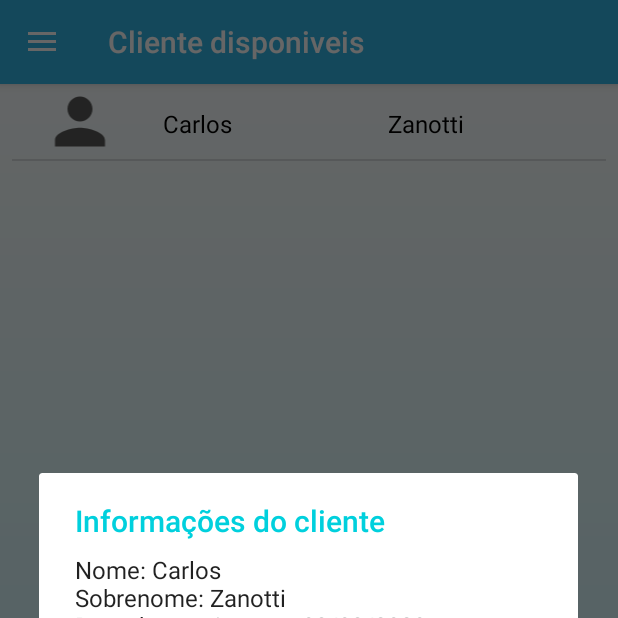
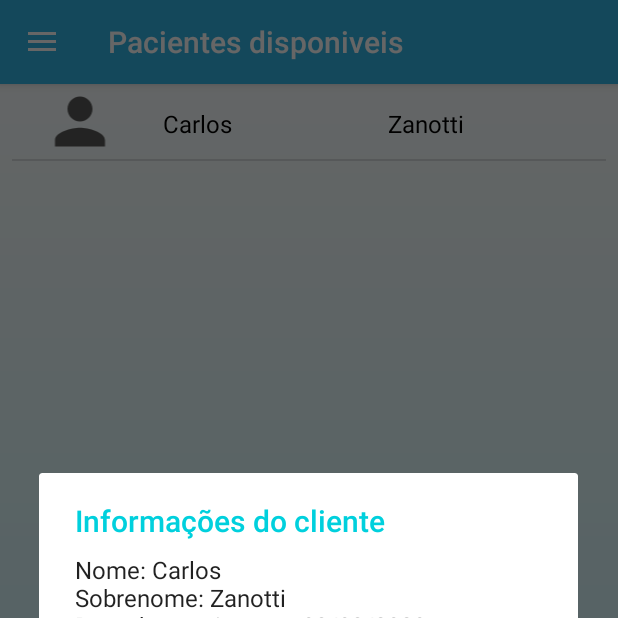
Before and after one commit to Zanoottii/TCC_Senai, an Android app: the fragment PacientesDispFragment placed in its activity, after a tap on "Carlos", on a phone screen of 412 x 824 dp, the top half of it. Run offline under Robolectric (Android 15) with nearby library versions, the phone set to English and light mode, and no system bars.

Commit message:
Limpeza Clientes

```diff
--- a/app/src/main/AndroidManifest.xml
+++ b/app/src/main/AndroidManifest.xml
@@ -41,7 +41,7 @@
             android:theme="@style/AppTheme.NoActionBar"></activity>
         <activity
             android:name=".EnfermeiroLogadoActivity"
-            android:label="Cliente disponiveis"
+            android:label="Pacientes disponiveis"
             android:screenOrientation="portrait"
             android:theme="@style/AppTheme.NoActionBar"></activity>
         <activity
--- a/app/src/main/java/br/senai/tcc/nursecarework/EnfermeiroLogadoActivity.java
+++ b/app/src/main/java/br/senai/tcc/nursecarework/EnfermeiroLogadoActivity.java
@@ -29,7 +29,7 @@ public class EnfermeiroLogadoActivity extends AppCompatActivity implements Navig
     private String barra;
     private Toolbar toolbar;
     private ListView lvListaOpcoes;
-    private ArrayList<InfoClientes> listaOpcoes;
+    private ArrayList<InfoPacientes> listaOpcoes;
 
     @Override
     protected void onCreate(Bundle savedInstanceState) {
@@ -48,31 +48,31 @@ public class EnfermeiroLogadoActivity extends AppCompatActivity implements Navig
         lvListaOpcoes = findViewById(R.id.listaClientesDisp);
         listaOpcoes = getListaOpcoes();
 
-        ListaClientesAdapter adapter = new ListaClientesAdapter(EnfermeiroLogadoActivity.this, listaOpcoes);
+        ListaPacientesAdapter adapter = new ListaPacientesAdapter(EnfermeiroLogadoActivity.this, listaOpcoes);
         lvListaOpcoes.setAdapter(adapter);
 
         lvListaOpcoes.setOnItemClickListener(new AdapterView.OnItemClickListener() {
             @Override
             public void onItemClick(AdapterView<?> adapterView, final View view, int i, long l) {
-                final InfoClientes infoClientessObj = listaOpcoes.get(i);
+                final InfoPacientes infoClientessObj = listaOpcoes.get(i);
                 final AlertDialog.Builder alertConfig = new AlertDialog.Builder(view.getContext());
-                alertConfig.setTitle("Informações do cliente")
-                        .setMessage("Nome: " + infoClientessObj.getNomeCliente() +
-                                "\nSobrenome: " + infoClientessObj.getSobrenomeCliente() +
-                                "\nData de nascimento: " + infoClientessObj.getDataNascCliente() +
-                                "\nServiço: " + infoClientessObj.getTipoServicoCliente())
+                alertConfig.setTitle("Informações do Paciente")
+                        .setMessage("Nome: " + infoClientessObj.getNome() +
+                                "\nSobrenome: " + infoClientessObj.getSobrenome() +
+                                "\nData de nascimento: " + infoClientessObj.getDataNasc() +
+                                "\nServiço: " + infoClientessObj.getTipoServico())
                         .setPositiveButton("Aceitar", new DialogInterface.OnClickListener() {
                             @Override
                             public void onClick(DialogInterface dialogInterface, int i) {
                                 dialogInterface.cancel();
-                                Toast.makeText(EnfermeiroLogadoActivity.this, "Cliente aceito", Toast.LENGTH_SHORT).show();
+                                Toast.makeText(EnfermeiroLogadoActivity.this, "Paciente aceito", Toast.LENGTH_SHORT).show();
                             }
                         })
                         .setNegativeButton("Rejeitar", new DialogInterface.OnClickListener() {
                             @Override
                             public void onClick(DialogInterface dialogInterface, int i) {
                                 dialogInterface.cancel();
-                                Toast.makeText(EnfermeiroLogadoActivity.this, "Cliente rejeitado", Toast.LENGTH_SHORT).show();
+                                Toast.makeText(EnfermeiroLogadoActivity.this, "Paciente rejeitado", Toast.LENGTH_SHORT).show();
                             }
                         });
                 final AlertDialog alert = alertConfig.create();
@@ -81,15 +81,15 @@ public class EnfermeiroLogadoActivity extends AppCompatActivity implements Navig
         });
     }
 
-    private ArrayList<InfoClientes> getListaOpcoes() {
-        ArrayList<InfoClientes> infoClientesArray = new ArrayList<>();
-        InfoClientes infoClientesObj = new InfoClientes();
+    private ArrayList<InfoPacientes> getListaOpcoes() {
+        ArrayList<InfoPacientes> infoClientesArray = new ArrayList<>();
+        InfoPacientes infoPacientesObj = new InfoPacientes();
 
-        infoClientesObj.setNomeCliente("Carlos");
-        infoClientesObj.setSobrenomeCliente("Zanotti");
-        infoClientesObj.setDataNascCliente("03/03/2020");
-        infoClientesObj.setTipoServicoCliente("retirada de pontos");
-        infoClientesArray.add(infoClientesObj);
+        infoPacientesObj.setNome("Carlos");
+        infoPacientesObj.setSobrenome("Zanotti");
+        infoPacientesObj.setDataNasc("03/03/2020");
+        infoPacientesObj.setTipoServico("retirada de pontos");
+        infoClientesArray.add(infoPacientesObj);
 
         return infoClientesArray;
     }
@@ -121,16 +121,16 @@ public class EnfermeiroLogadoActivity extends AppCompatActivity implements Navig
             barra = "Meu perfil";
             fragmentTransaction.commit();
         } else if (id == R.id.meusClientes) {
-            MeusClientesFragment frag = new MeusClientesFragment();
+            MeusPacientesFragment frag = new MeusPacientesFragment();
             FragmentTransaction fragmentTransaction = getSupportFragmentManager().beginTransaction();
             fragmentTransaction.replace(R.id.fraClientesDisp, frag);
-            barra = "Meus clientes";
+            barra = "Meus Pacientes";
             fragmentTransaction.commit();
         } else if (id == R.id.clientesDisponiveis) {
-            ClientesDispFragment frag = new ClientesDispFragment();
+            PacientesDispFragment frag = new PacientesDispFragment();
             FragmentTransaction fragmentTransaction = getSupportFragmentManager().beginTransaction();
             fragmentTransaction.replace(R.id.fraClientesDisp, frag);
-            barra = "Clientes disponiveis";
+            barra = "Pacientes disponiveis";
             fragmentTransaction.commit();
         } else if (id == R.id.sairLogin) {
             Intent intent = new Intent(EnfermeiroLogadoActivity.this, MainActivity.class);
--- a/app/src/main/java/br/senai/tcc/nursecarework/InfoClientes.java
+++ /dev/null
@@ -1,37 +0,0 @@
-package br.senai.tcc.nursecarework;
-
-public class InfoClientes {
-    private String nome, sobrenome, tipoServico, dataNasc;
-
-    public String getNomeCliente() {
-        return nome;
-    }
-
-    public String getSobrenomeCliente() {
-        return sobrenome;
-    }
-
-    public String getTipoServicoCliente() {
-        return tipoServico;
-    }
-
-    public String getDataNascCliente() {
-        return dataNasc;
-    }
-
-    public void setNomeCliente(String nome) {
-        this.nome = nome;
-    }
-
-    public void setSobrenomeCliente(String sobrenome) {
-        this.sobrenome = sobrenome;
-    }
-
-    public void setTipoServicoCliente(String tipoServico) {
-        this.tipoServico = tipoServico;
-    }
-
-    public void setDataNascCliente(String dataNasc) {
-        this.dataNasc = dataNasc;
-    }
-}
--- a/app/src/main/java/br/senai/tcc/nursecarework/ListaClientesAdapter.java
+++ /dev/null
@@ -1,37 +0,0 @@
-package br.senai.tcc.nursecarework;
-
-import android.app.Activity;
-import android.view.LayoutInflater;
-import android.view.View;
-import android.view.ViewGroup;
-import android.widget.ArrayAdapter;
-import android.widget.TextView;
-
-import java.util.List;
-
-public class ListaClientesAdapter extends ArrayAdapter<InfoClientes> {
-
-    private Activity context;
-    private List<InfoClientes> listaOpcoes;
-
-    public ListaClientesAdapter(Activity context, List<InfoClientes> listaOpcoes) {
-        super(context, R.layout.adapter_lista_pacientes, listaOpcoes);
-        this.context = context;
-        this.listaOpcoes = listaOpcoes;
-    }
-
-    @Override
-    public View getView(int position, View convertView, ViewGroup parent) {
-        LayoutInflater inflater = context.getLayoutInflater();
-        View listViewItem = inflater.inflate(R.layout.adapter_lista_clientes, null, true);
-
-        TextView nome = listViewItem.findViewById(R.id.nomeClienteList);
-        TextView sobrenome = listViewItem.findViewById(R.id.sobrenomeClienteList);
-
-        InfoClientes opcao = listaOpcoes.get(position);
-        nome.setText(opcao.getNomeCliente());
-        sobrenome.setText(opcao.getSobrenomeCliente());
-
-        return listViewItem;
-    }
-}
--- a/app/src/main/java/br/senai/tcc/nursecarework/MainActivity.java
+++ b/app/src/main/java/br/senai/tcc/nursecarework/MainActivity.java
@@ -45,7 +45,7 @@ public class MainActivity extends AppCompatActivity {
                     editSenha.setError("Preencha a senha");
                     editSenha.requestFocus();
                 } else {
-                    Intent intent = new Intent(MainActivity.this, EmpresaLogadoActivity.class);
+                    Intent intent = new Intent(MainActivity.this, EnfermeiroLogadoActivity.class);
                     startActivity(intent);
                     finish();
                 }
--- a/app/src/main/java/br/senai/tcc/nursecarework/MeusPacientesFragment.java
+++ b/app/src/main/java/br/senai/tcc/nursecarework/MeusPacientesFragment.java
@@ -19,7 +19,7 @@ import java.util.ArrayList;
 public class MeusPacientesFragment extends Fragment {
     private ListView lvListaOpcoes;
     private ArrayList<InfoPacientes> listaOpcoes;
-    private ArrayAdapter<InfoPacientes> listaOpcoesAdapter;
+    private ListaPacientesAdapter adapter;
 
     public MeusPacientesFragment() {
     }
@@ -31,7 +31,7 @@ public class MeusPacientesFragment extends Fragment {
         lvListaOpcoes = view.findViewById(R.id.listaMeusPacientes);
         listaOpcoes = getListaOpcoes();
 
-        ListaPacientesAdapter adapter = new ListaPacientesAdapter(getActivity(), listaOpcoes);
+        adapter = new ListaPacientesAdapter(getActivity(), listaOpcoes);
         lvListaOpcoes.setAdapter(adapter);
 
         lvListaOpcoes.setOnItemClickListener(new AdapterView.OnItemClickListener() {
@@ -44,7 +44,7 @@ public class MeusPacientesFragment extends Fragment {
                         .setPositiveButton("Remover paciente", new DialogInterface.OnClickListener() {
                             @Override
                             public void onClick(DialogInterface dialogInterface, int i) {
-                                listaOpcoesAdapter.notifyDataSetChanged();
+                                adapter.notifyDataSetChanged();
                             }
                         })
                         .setNegativeButton("Ver informações", new DialogInterface.OnClickListener() {
--- a/app/src/main/java/br/senai/tcc/nursecarework/ClientesDispFragment.java
+++ b/app/src/main/java/br/senai/tcc/nursecarework/PacientesDispFragment.java
@@ -4,7 +4,6 @@ import android.app.AlertDialog;
 import android.content.DialogInterface;
 import android.os.Bundle;
 import android.widget.AdapterView;
-import android.widget.ArrayAdapter;
 import android.widget.ListView;
 import android.widget.Toast;
 
@@ -16,35 +15,35 @@ import android.view.ViewGroup;
 
 import java.util.ArrayList;
 
-public class ClientesDispFragment extends Fragment {
+public class PacientesDispFragment extends Fragment {
     private ListView lvListaOpcoes;
-    private ArrayList<InfoClientes> listaOpcoes;
-    private ArrayAdapter<InfoClientes> listaOpcoesAdapter;
+    private ArrayList<InfoPacientes> listaOpcoes;
+    private ListaPacientesAdapter adapter;
 
-    public ClientesDispFragment() {
+    public PacientesDispFragment() {
     }
 
     @Override
     public View onCreateView(LayoutInflater inflater, ViewGroup container, Bundle savedInstanceState) {
-        View view = inflater.inflate(R.layout.fragment_frag_clientes_disp, container, false);
+        View view = inflater.inflate(R.layout.fragment_frag_pacientes_disp, container, false);
 
         lvListaOpcoes = view.findViewById(R.id.listaClientesDisp);
         listaOpcoes = getListaOpcoes();
 
-        ListaClientesAdapter adapter = new ListaClientesAdapter(getActivity(), listaOpcoes);
+        adapter = new ListaPacientesAdapter(getActivity(), listaOpcoes);
         lvListaOpcoes.setAdapter(adapter);
 
         lvListaOpcoes.setOnItemClickListener(new AdapterView.OnItemClickListener() {
             @Override
             public void onItemClick(AdapterView<?> adapterView, final View view, int i, long l) {
-                final InfoClientes infoClientessObj = listaOpcoes.get(i);
+                final InfoPacientes infoPacientesObj = listaOpcoes.get(i);
                 final AlertDialog.Builder alertConfig = new AlertDialog.Builder(view.getContext());
 
                 alertConfig.setTitle("Informações do cliente")
-                        .setMessage("Nome: " + infoClientessObj.getNomeCliente() +
-                                "\nSobrenome: " + infoClientessObj.getSobrenomeCliente() +
-                                "\nData de nascimento: " + infoClientessObj.getDataNascCliente() +
-                                "\nServiço: " + infoClientessObj.getTipoServicoCliente())
+                        .setMessage("Nome: " + infoPacientesObj.getNome() +
+                                "\nSobrenome: " + infoPacientesObj.getSobrenome() +
+                                "\nData de nascimento: " + infoPacientesObj.getDataNasc() +
+                                "\nServiço: " + infoPacientesObj.getTipoServico())
                         .setPositiveButton("Aceitar", new DialogInterface.OnClickListener() {
                             @Override
                             public void onClick(DialogInterface dialogInterface, int i) {
@@ -66,15 +65,15 @@ public class ClientesDispFragment extends Fragment {
         return view;
     }
 
-    private ArrayList<InfoClientes> getListaOpcoes() {
-        ArrayList<InfoClientes> infoClientesArray = new ArrayList<>();
-        InfoClientes infoClientesObj = new InfoClientes();
+    private ArrayList<InfoPacientes> getListaOpcoes() {
+        ArrayList<InfoPacientes> infoClientesArray = new ArrayList<>();
+        InfoPacientes infoPacientesObj = new InfoPacientes();
 
-        infoClientesObj.setNomeCliente("Carlos");
-        infoClientesObj.setSobrenomeCliente("Zanotti");
-        infoClientesObj.setDataNascCliente("03/03/2020");
-        infoClientesObj.setTipoServicoCliente("retirada de pontos");
-        infoClientesArray.add(infoClientesObj);
+        infoPacientesObj.setNome("Carlos");
+        infoPacientesObj.setSobrenome("Zanotti");
+        infoPacientesObj.setDataNasc("03/03/2020");
+        infoPacientesObj.setTipoServico("retirada de pontos");
+        infoClientesArray.add(infoPacientesObj);
 
         return infoClientesArray;
     }
--- a/app/src/main/res/layout/adapter_lista_clientes.xml
+++ /dev/null
@@ -1,44 +0,0 @@
-<?xml version="1.0" encoding="utf-8"?>
-<LinearLayout xmlns:android="http://schemas.android.com/apk/res/android"
-    xmlns:app="http://schemas.android.com/apk/res-auto"
-    xmlns:tools="http://schemas.android.com/tools"
-    android:layout_width="match_parent"
-    android:layout_height="wrap_content"
-    tools:context=".ListaClientesAdapter">
-
-    <ImageView
-        android:id="@+id/fotoClienteList"
-        android:layout_width="80dp"
-        android:layout_height="50dp"
-        android:layout_gravity="center"
-        android:layout_marginLeft="5dp"
-        android:layout_marginRight="5dp"
-        app:srcCompat="@drawable/perfil" />
-
-    <TextView
-        android:id="@+id/nomeClienteList"
-        android:layout_width="wrap_content"
-        android:layout_height="wrap_content"
-        android:layout_weight="1"
-        android:paddingLeft="10dp"
-        android:paddingTop="15dp"
-        android:paddingRight="10dp"
-        android:paddingBottom="10dp"
-        android:text="Nome: "
-        android:textColor="@android:color/black"
-        android:textSize="16sp" />
-
-    <TextView
-        android:id="@+id/sobrenomeClienteList"
-        android:layout_width="wrap_content"
-        android:layout_height="wrap_content"
-        android:layout_weight="1"
-        android:paddingLeft="10dp"
-        android:paddingTop="15dp"
-        android:paddingRight="10dp"
-        android:paddingBottom="10dp"
-        android:text="Sobrenome: "
-        android:textColor="@android:color/black"
-        android:textSize="16sp" />
-
-</LinearLayout>
--- a/app/src/main/res/layout/app_bar_enfermeiro_logado.xml
+++ b/app/src/main/res/layout/app_bar_enfermeiro_logado.xml
@@ -22,6 +22,6 @@
 
     </com.google.android.material.appbar.AppBarLayout>
 
-    <include layout="@layout/fragment_frag_clientes_disp" />
+    <include layout="@layout/fragment_frag_pacientes_disp" />
 
 </androidx.coordinatorlayout.widget.CoordinatorLayout>
--- a/app/src/main/res/layout/fragment_frag_clientes_disp.xml
+++ b/app/src/main/res/layout/fragment_frag_pacientes_disp.xml
@@ -6,7 +6,7 @@
     android:layout_width="match_parent"
     android:layout_height="match_parent"
     android:background="@drawable/gradient"
-    tools:context=".ClientesDispFragment">
+    tools:context=".PacientesDispFragment">
 
     <ListView
         android:id="@+id/listaClientesDisp"
--- a/app/src/main/res/layout/fragment_perfil.xml
+++ b/app/src/main/res/layout/fragment_perfil.xml
@@ -139,7 +139,7 @@
             android:layout_marginStart="8dp"
             android:layout_marginTop="24dp"
             android:layout_marginEnd="8dp"
-            android:text="Corem:"
+            android:text="Coren:"
             android:textColor="#464646"
             android:textColorHint="@android:color/black"
             app:layout_constraintEnd_toEndOf="parent"
--- a/app/src/main/res/menu/activity_enfermeiro_logado_drawer.xml
+++ b/app/src/main/res/menu/activity_enfermeiro_logado_drawer.xml
@@ -10,11 +10,11 @@
         <item
             android:id="@+id/meusClientes"
             android:icon="@drawable/clientesicone"
-            android:title="Meus clientes" />
+            android:title="Meus pacientes" />
         <item
             android:id="@+id/clientesDisponiveis"
             android:icon="@drawable/clientes"
-            android:title="Clientes disponiveis" />
+            android:title="Pacientes disponiveis" />
         <item
             android:id="@+id/sairLogin"
             android:icon="@drawable/iconesair"
```
Also changed, not shown: app/src/main/java/br/senai/tcc/nursecarework/MeusClientesFragment.java (deleted, +0 -97 lines), app/src/main/res/layout/alert_cliente_disp.xml (deleted, +0 -63 lines), app/src/main/res/layout/fragment_meus_clientes.xml (deleted, +0 -20 lines).
